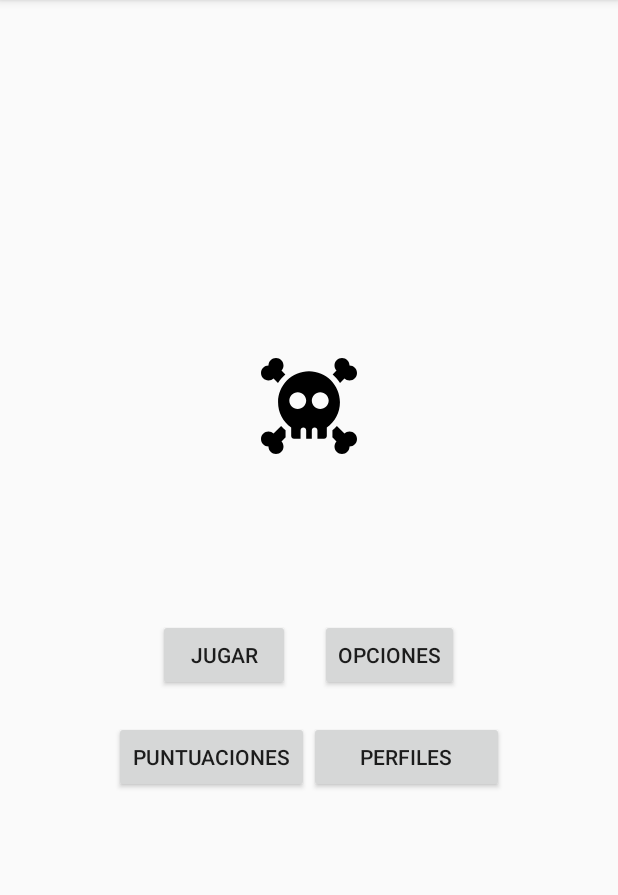
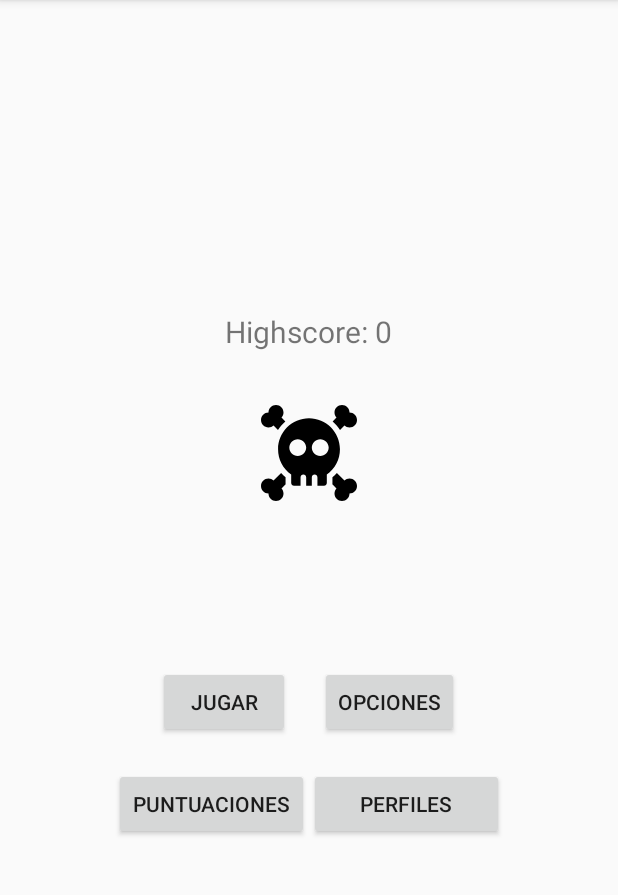
Before and after one commit to Adrianooow96/QuizzAppPro, an Android app: the screen it shows after launch (MainActivity), on a phone screen of 412 x 824 dp, the part 84-979 px from its top. Run offline under Robolectric (Android 15) with nearby library versions, the phone set to English and light mode, and no system bars; our stand-ins replace Room's generated code; libraries missing offline, so code that uses them is left out: com.facebook.stetho; 1 statement that could not run was skipped.

Commit message:
La puntuación ya se actualiza chido

```diff
--- a/app/src/main/java/com/example/quizzapppro/Activity4.kt
+++ b/app/src/main/java/com/example/quizzapppro/Activity4.kt
@@ -37,7 +37,7 @@ class Activity4 : AppCompatActivity() {
         if (bundle != null) {
             // get your data here
 
-            score = intent.getIntExtra(NUMBER_OF_SCORE,9)
+            score = intent.getIntExtra(EXTRA_SCORE,9)
             performance = intent.getIntExtra(NUMBER_OF_PERFORMANCE,9)
             //name = intent.getStringExtra(NAME_OF_PLAYER)
 
--- a/app/src/main/java/com/example/quizzapppro/MainActivity.kt
+++ b/app/src/main/java/com/example/quizzapppro/MainActivity.kt
@@ -1,25 +1,41 @@
 package com.example.quizzapppro
 
+import android.app.Activity
 import android.content.Intent
 import android.os.Bundle
 import android.widget.Button
+import android.widget.TextView
 import android.widget.Toast
 import androidx.appcompat.app.AppCompatActivity
 import com.example.quizzapppro.bd.AppDatabase
 import com.facebook.stetho.Stetho
+import android.R.attr.data
+import android.R.id.edit
+import android.content.Context
+import android.content.SharedPreferences
+
+
+
+
 
 
 var listaCategorias : List<String> = listOf("Espanol", "Matemáticas", "Ciencias", "Historia", "Geografia", "Cívica")
 var numPreguntas = 18
 var dificultad : String = "Media"
 var numPistas : Int = 0
+const val REQUEST_CODE_QUIZ = 1
+const val SHARED_PREFS = "sharedPrefs"
+const val KEY_HIGHSCORE = "highscore"
+class MainActivity : AppCompatActivity() {
 
-class MainActivity : AppCompatActivity() {
 
     private lateinit var play_button : Button
     private lateinit var options_button : Button
     private lateinit var score_button : Button
     private lateinit var profiles_button : Button
+
+    private lateinit var txtViewHighScore : TextView
+    private var highscore : Int = 0
 
 
     override fun onCreate(savedInstanceState: Bundle?) {
@@ -38,10 +54,12 @@ class MainActivity : AppCompatActivity() {
         score_button = findViewById(R.id.score_button)
         profiles_button = findViewById(R.id.profiles_button)
 
+        txtViewHighScore = findViewById(R.id.text_view_highscore)
+        loadHighscore()
 
         play_button.setOnClickListener(){
             val intent : Intent = Intent(this, Activity3::class.java)
-            startActivity(intent)
+            startActivityForResult(intent, REQUEST_CODE_QUIZ)
         }
         options_button.setOnClickListener{
             val intent : Intent = Intent(this, Activity2::class.java)
@@ -58,4 +76,35 @@ class MainActivity : AppCompatActivity() {
 
     }
 
+    override fun onActivityResult(requestCode: Int, resultCode: Int, data: Intent?) {
+        super.onActivityResult(requestCode, resultCode, data)
+
+        if(requestCode == REQUEST_CODE_QUIZ){
+            if(resultCode == Activity.RESULT_OK){
+                var score = data?.getIntExtra(EXTRA_SCORE, 0)
+                if (score != null) {
+                    if(score > highscore) {
+                        updateHighscore(score)
+                    }
+                }
+            }
+        }
+    }
+
+    private fun loadHighscore(){
+        val prefs = getSharedPreferences(SHARED_PREFS, Context.MODE_PRIVATE)
+        highscore = prefs.getInt(KEY_HIGHSCORE, 0)
+        txtViewHighScore.setText("Highscore: $highscore")
+    }
+
+    private fun updateHighscore(highscoreNew: Int) {
+        highscore = highscoreNew
+        txtViewHighScore.setText("Highscore: $highscore")
+
+        val prefs = getSharedPreferences(SHARED_PREFS, Context.MODE_PRIVATE)
+        val editor = prefs.edit()
+        editor.putInt(KEY_HIGHSCORE, highscore)
+        editor.apply()
+    }
+
 }
--- a/app/src/main/res/layout-land/activity_main.xml
+++ b/app/src/main/res/layout-land/activity_main.xml
@@ -8,20 +8,31 @@
     android:orientation="vertical"
     tools:context=".MainActivity">
 
+    <TextView
+    android:id="@+id/text_view_highscore"
+    android:layout_width="wrap_content"
+    android:layout_height="wrap_content"
+    android:layout_above= "@id/imageView"
+    android:layout_centerHorizontal = "true"
+    android:text="Highscore: 0"
+    android:layout_marginBottom="35dp"
+    android:textSize="20dp"
+    android:freezesText="true"/>
 
     <ImageView
         android:id="@+id/imageView"
         android:layout_width="match_parent"
         android:layout_height="wrap_content"
-        android:layout_marginBottom="50sp"
+        android:layout_marginBottom="25sp"
         android:gravity="center"
         app:srcCompat="@drawable/ic_skull" />
 
     <LinearLayout
         android:layout_width="wrap_content"
         android:layout_height="wrap_content"
-        android:orientation="horizontal"
-        android:layout_marginBottom="10sp">
+        android:layout_marginBottom="10sp"
+        android:layout_marginTop="5dp"
+        android:orientation="horizontal">
 
         <Button
             android:id="@+id/play_button"
@@ -40,8 +51,7 @@
 
     <LinearLayout
         android:layout_width="wrap_content"
-        android:layout_height="wrap_content"
-        android:orientation="horizontal">
+        android:layout_height="wrap_content">
 
         <Button
             android:id="@+id/score_button"
@@ -49,6 +59,12 @@
             android:layout_height="wrap_content"
             android:text="Puntuaciones" />
 
+        <Button
+            android:id="@+id/profiles_button"
+            android:layout_width="130sp"
+            android:layout_height="wrap_content"
+            android:text="Perfiles" />
+
 
     </LinearLayout>
 
--- a/app/src/main/res/layout/activity_main.xml
+++ b/app/src/main/res/layout/activity_main.xml
@@ -7,6 +7,18 @@
     android:gravity="center"
     android:orientation="vertical"
     tools:context=".MainActivity">
+
+    <TextView
+        android:id="@+id/text_view_highscore"
+        android:layout_width="wrap_content"
+        android:layout_height="wrap_content"
+        android:layout_above= "@id/imageView"
+        android:layout_centerHorizontal = "true"
+        android:text="Highscore: 0"
+        android:layout_marginBottom="35dp"
+        android:textSize="20dp"
+        android:freezesText="true"/>
+
 
 
     <ImageView
```
Also changed, not shown: app/src/main/java/com/example/quizzapppro/Activity3.kt (+26 -3 lines), 1 other file.
